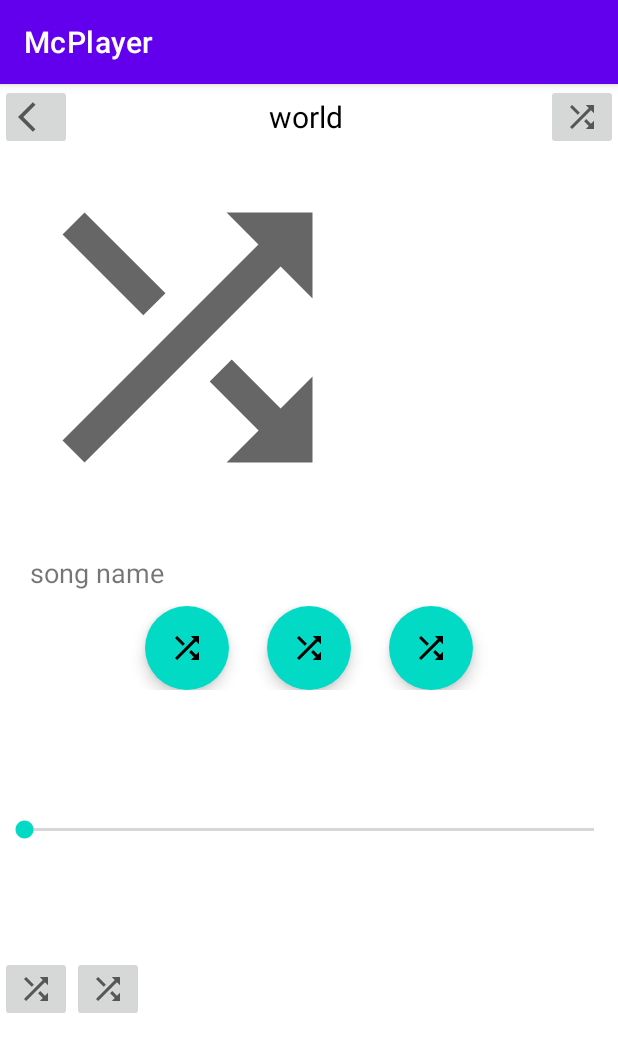
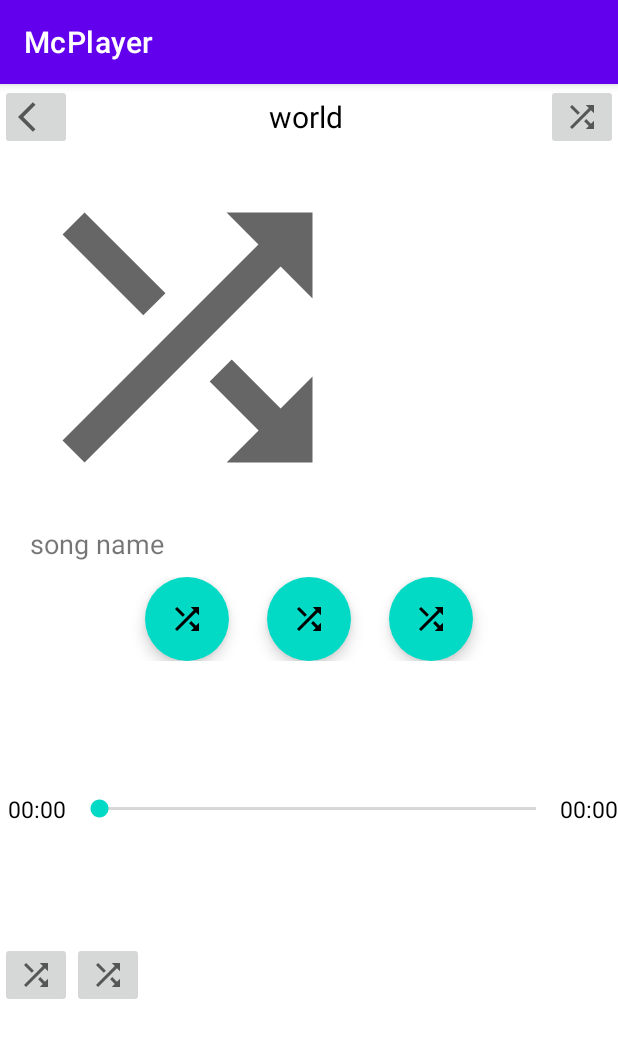
Before and after one commit to shintoanto/McPlayer, an Android app: the Player_activity screen opened directly, with no data from a screen before it, on a phone screen of 412 x 824 dp. Shown: the top 1052 px of the screen. Run offline under Robolectric (Android 15) with nearby library versions, the phone set to English and light mode, and no system bars; 2 statements that could not run were skipped.

Commit message:
Create music service but not completed seekbar completed play pause button.

```diff
--- a/app/src/main/AndroidManifest.xml
+++ b/app/src/main/AndroidManifest.xml
@@ -40,6 +40,7 @@
                 <category android:name="android.intent.category.LAUNCHER" />
             </intent-filter>
         </activity>
+        <service android:name=".MusicService"/>
     </application>
 
 </manifest>
--- a/app/src/main/java/com/shinto/mcplayer/Player_activity.kt
+++ b/app/src/main/java/com/shinto/mcplayer/Player_activity.kt
@@ -1,38 +1,105 @@
 package com.shinto.mcplayer
 
+import android.content.ComponentName
+import android.content.Intent
+import android.content.ServiceConnection
 import android.media.MediaPlayer
 import androidx.appcompat.app.AppCompatActivity
 import android.os.Bundle
+import android.os.IBinder
+import android.widget.SeekBar
+import com.bumptech.glide.Glide
+import com.bumptech.glide.request.RequestOptions
 import com.shinto.mcplayer.databinding.ActivityPlayerBinding
 import java.util.Collections.addAll
 
-class Player_activity : AppCompatActivity() {
+class Player_activity : AppCompatActivity(), ServiceConnection {
 
     companion object {
         lateinit var musicListPA: ArrayList<Music>
         var songPosition: Int = 0
-        var mediaPlayer: MediaPlayer? = null
+        //        var mediaPlayer: MediaPlayer? = null
+        var isPlaying: Boolean = false
+        var musicService: MusicService? = null
     }
 
-    private lateinit var binding:ActivityPlayerBinding
+    private lateinit var binding: ActivityPlayerBinding
 
     override fun onCreate(savedInstanceState: Bundle?) {
         super.onCreate(savedInstanceState)
-        binding= ActivityPlayerBinding.inflate(layoutInflater)
+        binding = ActivityPlayerBinding.inflate(layoutInflater)
         setContentView(binding.root)
-        songPosition=intent.getIntExtra("index",0)
-        when(intent.getStringExtra("class")){
-            "MusicAdapter"->{
-                musicListPA= ArrayList()
+        val intent = Intent(this, MusicService::class.java)
+        bindService(intent, this, BIND_AUTO_CREATE)
+        startService(intent)
+        initializeLayout()
+        binding.playPauseButton.setOnClickListener {
+            if (isPlaying) pauseMusic()
+            else playMusic()
+        }
+        //   binding.seekBarPA.setOnSeekBarChangeListener(object : SeekBar.OnSeekBarChangeListener {
+//            override fun onProgressChanged(p0: SeekBar?, progress: Int, fromUser: Boolean) {
+//                if (fromUser)
+//            }
+//
+//            override fun onStartTrackingTouch(p0: SeekBar?) = Unit
+//
+//            override fun onStopTrackingTouch(p0: SeekBar?) = Unit
+//        })
+    }
+
+    private fun setLayout() {
+        Glide.with(this).load(musicListPA[songPosition].artUri)
+            .apply(RequestOptions().placeholder(R.drawable.mj).centerCrop()).
+                // Imag setting
+            into(binding.songImgPA)
+        // Text setting
+        binding.songNamePA.text = musicListPA[songPosition].title
+    }
+
+    private fun createMediaPlayer() {
+        try {
+            if (musicService!!.mediaPlayer == null) musicService!!.mediaPlayer = MediaPlayer()
+            musicService!!.mediaPlayer!!.reset()
+            musicService!!.mediaPlayer!!.setDataSource(musicListPA[songPosition].path)
+            musicService!!.mediaPlayer!!.prepare()
+            musicService!!.mediaPlayer!!.start()
+            binding.playPauseButton.setIconResource(R.drawable.pause)
+        } catch (e: Exception) {
+            return
+        }
+    }
+
+    private fun initializeLayout() {
+        songPosition = intent.getIntExtra("index", 0)
+        when (intent.getStringExtra("class")) {
+            "MusicAdapter" -> {
+                musicListPA = ArrayList()
                 musicListPA.addAll(MainActivity.MusicListMA)
-                if (mediaPlayer==null) mediaPlayer= MediaPlayer()
-                mediaPlayer!!.reset()
-                mediaPlayer!!.setDataSource(musicListPA[songPosition].path)
-                mediaPlayer!!.prepare()
-                mediaPlayer!!.start()
+                setLayout()
             }
         }
+    }
 
+    private fun playMusic() {
+        binding.playPauseButton.setIconResource(R.drawable.pause)
+        isPlaying = true
+        musicService!!.mediaPlayer!!.start()
+    }
 
+    private fun pauseMusic() {
+        binding.playPauseButton.setIconResource(R.drawable.play)
+        isPlaying = false
+        musicService!!.mediaPlayer!!.pause()
+    }
+
+    override fun onServiceConnected(name: ComponentName?, service: IBinder?) {
+        val binder = service as MusicService.MyBinder
+        musicService = binder.currentService()
+        createMediaPlayer()
+    }
+
+    override fun onServiceDisconnected(p0: ComponentName?) {
+        musicService = null
     }
 }
--- /dev/null
+++ b/app/src/main/res/drawable/pause.xml
@@ -0,0 +1,10 @@
+<vector xmlns:android="http://schemas.android.com/apk/res/android"
+    android:width="24dp"
+    android:height="24dp"
+    android:viewportWidth="24"
+    android:viewportHeight="24"
+    android:tint="?attr/colorControlNormal">
+  <path
+      android:fillColor="@android:color/white"
+      android:pathData="M6,19h4L10,5L6,5v14zM14,5v14h4L18,5h-4z"/>
+</vector>
--- /dev/null
+++ b/app/src/main/res/drawable/play.xml
@@ -0,0 +1,10 @@
+<vector xmlns:android="http://schemas.android.com/apk/res/android"
+    android:width="24dp"
+    android:height="24dp"
+    android:viewportWidth="24"
+    android:viewportHeight="24"
+    android:tint="?attr/colorControlNormal">
+  <path
+      android:fillColor="@android:color/white"
+      android:pathData="M8,5v14l11,-7z"/>
+</vector>
--- a/app/src/main/res/layout/activity_player.xml
+++ b/app/src/main/res/layout/activity_player.xml
@@ -33,18 +33,17 @@
             android:src="@drawable/shuffle" />
 
     </LinearLayout>
-
+<!--current song image-->
     <com.google.android.material.imageview.ShapeableImageView
+        android:id="@+id/songImgPA"
         android:layout_width="250dp"
         android:layout_height="250dp"
         android:src="@drawable/shuffle" />
 
+
+    <!--current song name-->
     <TextView
-        android:layout_width="match_parent"
-        android:layout_height="wrap_content"
-        android:layout_marginHorizontal="20dp" />
-
-    <TextView
+        android:id="@+id/songNamePA"
         android:layout_width="wrap_content"
         android:layout_height="wrap_content"
         android:layout_marginHorizontal="20dp"
@@ -59,6 +58,7 @@
         android:gravity="center"
         android:orientation="horizontal">
 
+<!--       Previous button -->
         <com.google.android.material.floatingactionbutton.ExtendedFloatingActionButton
             android:layout_width="30dp"
             android:layout_height="wrap_content"
@@ -69,6 +69,7 @@
 
         <com.google.android.material.floatingactionbutton.ExtendedFloatingActionButton
             android:layout_width="30dp"
+            android:id="@+id/playPauseButton"
             android:layout_height="wrap_content"
             android:layout_marginHorizontal="25dp"
             app:icon="@drawable/shuffle"
@@ -88,18 +89,24 @@
         android:orientation="horizontal">
 
         <TextView
-            android:layout_width="wrap_content"
+            android:layout_width="50dp"
             android:layout_height="match_parent"
+            android:text="00:00"
+            android:gravity="center"
             android:textColor="@color/black"
             android:textSize="15sp" />
 
         <SeekBar
             android:layout_width="0dp"
+            android:id="@+id/seekBarPA"
             android:layout_weight="1"
-            android:layout_height="match_parent"/>
+            android:layout_height="match_parent"
+            tools:ignore="NestedWeights" />
 
         <TextView
             android:layout_width="wrap_content"
+            android:text="00:00"
+            android:gravity="center"
             android:layout_height="match_parent"
             android:textColor="@color/black"
             android:textSize="15sp" />
```
Also changed, not shown: app/src/main/java/com/shinto/mcplayer/MusicAdapter.kt (+5 -3 lines), app/src/main/java/com/shinto/mcplayer/MusicService.kt (added, +23 -0 lines).
